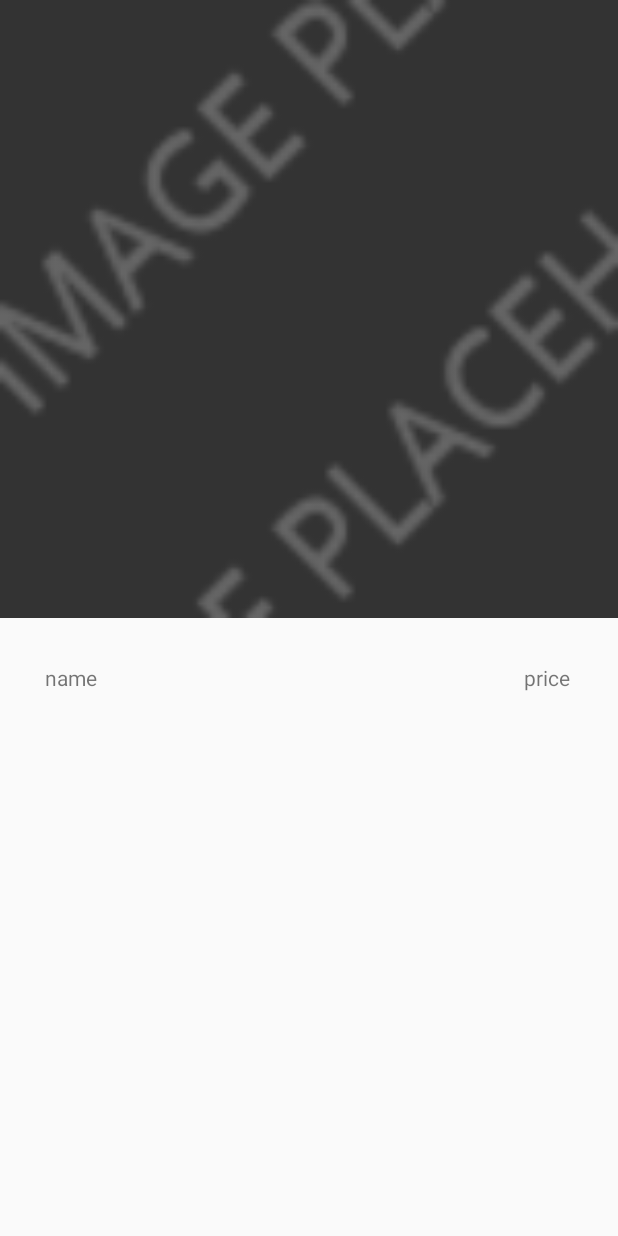
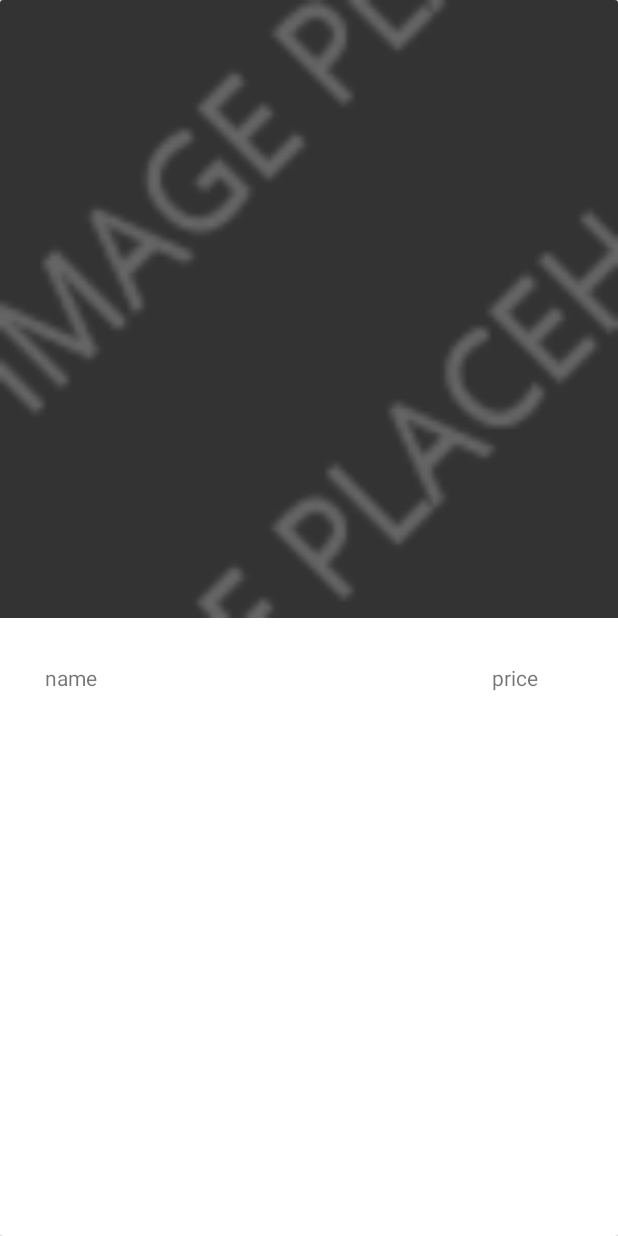
Before and after one commit to junaid-malim/shuzzy, an Android app: the layout item_product_list.xml on its own in the app's theme, with its tools: preview values and no code run, on a phone screen of 412 x 824 dp. Run offline under Robolectric (Android 15) with nearby library versions, the phone set to English and light mode, and no system bars.

Commit message:
Recycler Failed

```diff
--- a/app/build.gradle
+++ b/app/build.gradle
@@ -31,5 +31,7 @@ dependencies {
     implementation 'com.google.firebase:firebase-messaging:11.8.0'
     implementation 'com.google.firebase:firebase-firestore:11.8.0'
     implementation 'com.google.firebase:firebase-auth:11.8.0'
+    implementation 'com.android.support:recyclerview-v7:28.0.0'
+    implementation 'com.android.support:cardview-v7:28.0.0'
 }
 apply plugin: 'com.google.gms.google-services'
--- a/app/src/main/res/layout/activity_main.xml
+++ b/app/src/main/res/layout/activity_main.xml
@@ -6,7 +6,7 @@
     android:layout_height="match_parent"
     tools:context=".MainActivity">
 
-    <ListView
+    <android.support.v7.widget.RecyclerView
         android:id="@+id/listview"
         android:layout_width="match_parent"
         android:layout_height="match_parent"
@@ -15,4 +15,5 @@
         app:layout_constraintEnd_toEndOf="parent"
         app:layout_constraintHorizontal_bias="0.0"
         app:layout_constraintStart_toStartOf="parent" />
+
 </android.support.constraint.ConstraintLayout>
--- a/app/src/main/res/layout/item_product_list.xml
+++ b/app/src/main/res/layout/item_product_list.xml
@@ -1,10 +1,16 @@
 <?xml version="1.0" encoding="utf-8"?>
-<LinearLayout xmlns:android="http://schemas.android.com/apk/res/android"
+
+
+<android.support.v7.widget.CardView xmlns:android="http://schemas.android.com/apk/res/android"
     xmlns:app="http://schemas.android.com/apk/res-auto"
     android:layout_width="match_parent"
     android:layout_height="match_parent"
-    android:orientation="vertical">
+    >
 
+   <LinearLayout
+       android:layout_width="match_parent"
+       android:layout_height="wrap_content"
+       android:orientation="vertical">
     <android.support.v7.widget.AppCompatImageView
         android:id="@+id/prodimg"
         android:layout_width="match_parent"
@@ -14,14 +20,14 @@
         app:srcCompat="@drawable/placeholder100x100" />
 
     <LinearLayout
-        android:layout_width="wrap_content"
+        android:layout_width="match_parent"
         android:layout_height="wrap_content"
         android:orientation="horizontal">
 
 
         <TextView
             android:id="@+id/tvname"
-            android:layout_width="319dp"
+            android:layout_width="298dp"
             android:layout_height="wrap_content"
             android:padding="30dp"
             android:text="name" />
@@ -29,12 +35,11 @@
 
         <TextView
             android:id="@+id/tvprice"
-            android:layout_width="wrap_content"
-            android:layout_height="wrap_content"
+            android:layout_width="match_parent"
+            android:layout_height="match_parent"
             android:padding="30dp"
-            android:text="price"
-            />
+            android:text="price" />
     </LinearLayout>
+</LinearLayout>
 
-
-</LinearLayout>
+</android.support.v7.widget.CardView>
```
Also changed, not shown: app/src/main/java/com/shuzzy/junaid/shuzzy/MainActivity.java (+15 -27 lines), app/src/main/java/com/shuzzy/junaid/shuzzy/Product_Adapter.java (+16 -1 lines), app/src/main/java/com/shuzzy/junaid/shuzzy/product.java (+21 -1 lines).
